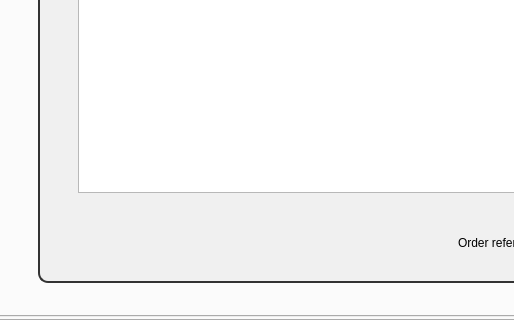
Old version of the form projetApplication/mainwindow.ui in the repository ProjetCPP2A6/2a26-24-25-smart-conservation-2a26; both pictures show x 0 to 514 and y 280 to 600 of the 955 by 600 pixel window.
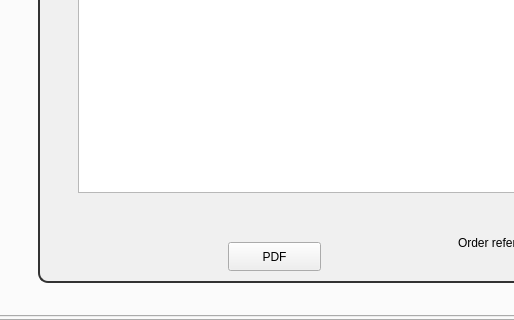
New version of the form. The open tabs and pages were chosen to show the change. Icons and pictures are not drawn.

```diff
--- a/projetApplication/mainwindow.ui
+++ b/projetApplication/mainwindow.ui
@@ -1574,6 +1574,19 @@
             <string>Trier</string>
            </property>
           </widget>
+          <widget class="QPushButton" name="pdf2">
+           <property name="geometry">
+            <rect>
+             <x>190</x>
+             <y>370</y>
+             <width>93</width>
+             <height>29</height>
+            </rect>
+           </property>
+           <property name="text">
+            <string>PDF</string>
+           </property>
+          </widget>
          </widget>
         </widget>
        </widget>
```
Left out of the diff: 2 changed lines with no effect on the pictures.
